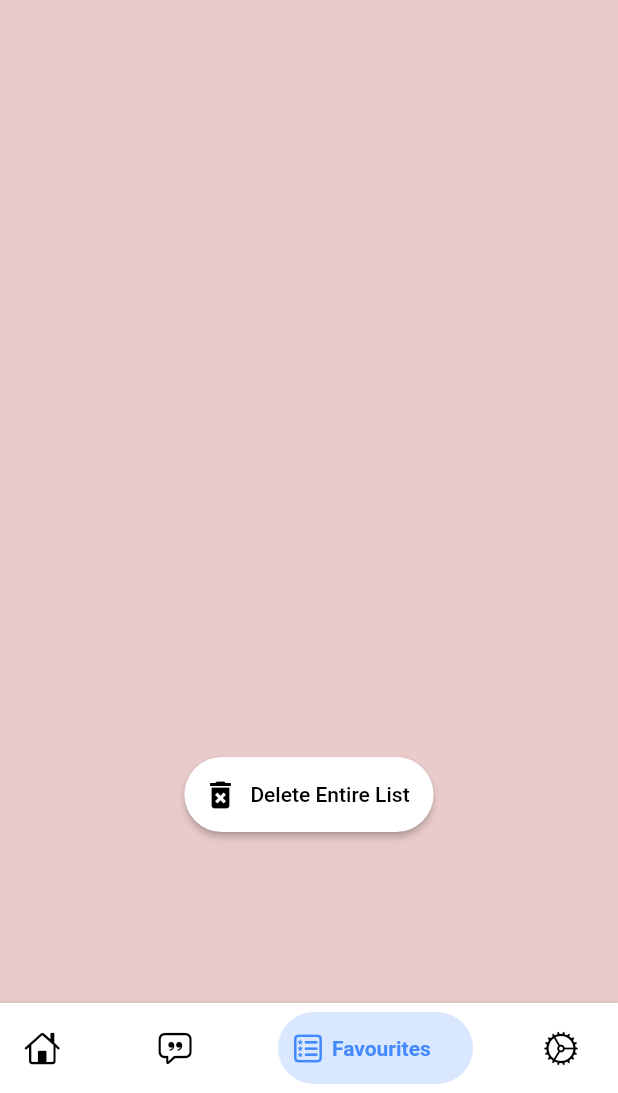
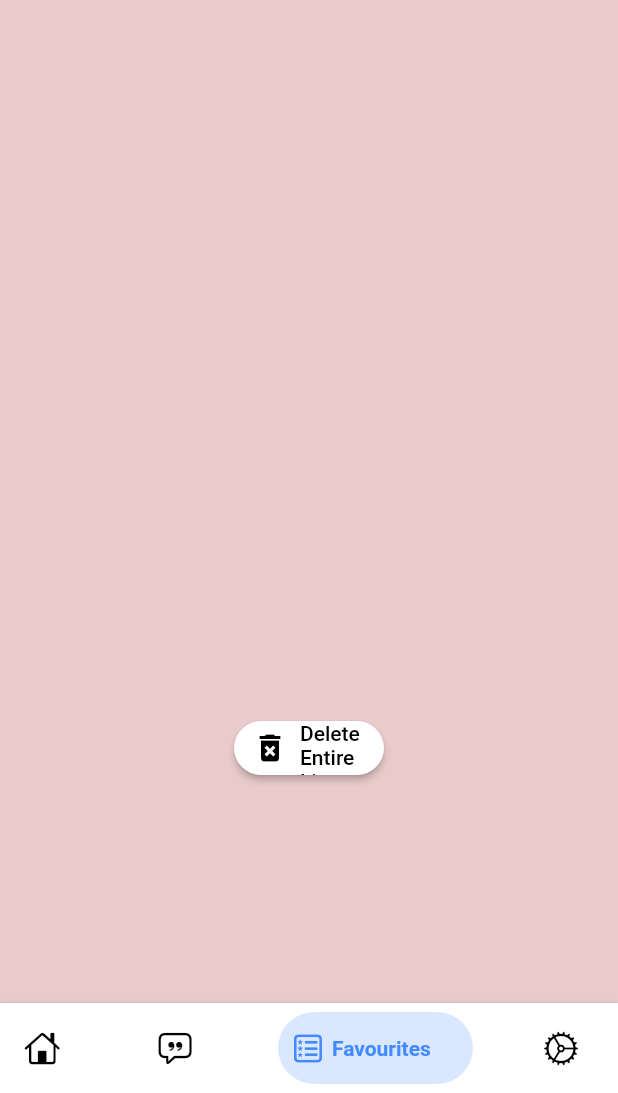
Before and after one commit to B314-N03/quotes_app, a Flutter app: the screen it shows after launch, item 3 of the bottom bar chosen, after a tap on "Delete Entire List", on a phone screen of 412 x 824 dp, the part 143-1236 px from its top. Run offline on Flutter 3.47's test engine with Material 2 defaults, Android fonts, the phone set to English and light mode, and no system bars; drawn by our look-alikes of bottom_navy_bar; our stand-ins replace curved_navigation_bar, fluttertoast, shared_preferences; missing offline and left inert: dart_random_choice; Roboto replaces fonts that are missing (Quattrocento); project files that could hold a hidden picture were left out.

Commit message:
adjustements to SizedBoxes etc.

```diff
--- a/lib/favourite.dart
+++ b/lib/favourite.dart
@@ -1,8 +1,6 @@
-import 'package:quotes_app/main.dart';
 import 'package:shared_preferences/shared_preferences.dart';
 import 'functions.dart';
 import 'package:flutter/material.dart';
-import 'package:quotes_app/main.dart';
 
 int delete = 0;
 List<String> favoQuotes = [];
@@ -68,7 +66,7 @@ class _State extends State<QuoteFavo> {
                   children: <Widget>[
                     Expanded(
                         child: SizedBox(
-                      height: 485.0,
+                      height: 465.0,
                       child: new ListView.builder(
                           itemCount: favoQuotesSaved.length,
                           itemBuilder: (BuildContext ctxt, index) {
@@ -86,7 +84,6 @@ class _State extends State<QuoteFavo> {
                     ))
                   ],
                 ),
-                SizedBox(height: 10),
                 Favorite(),
               ],
             ),
@@ -127,6 +124,9 @@ class _FavoriteState extends State<Favorite> {
           onPressed: () {
             deleteListContent(favoQuotes);
             saveList();
+            setState(() {
+              favoQuotes = favoQuotesSaved;
+            });
             delete = 2;
           },
           icon: Icon(
@@ -138,7 +138,7 @@ class _FavoriteState extends State<Favorite> {
             style: TextStyle(color: Colors.black),
           ),
           style: ElevatedButton.styleFrom(
-            minimumSize: Size(150, 50),
+            fixedSize: Size(100, 20),
             primary: Colors.white,
             shape: new RoundedRectangleBorder(
               borderRadius: new BorderRadius.circular(33.0),
```
